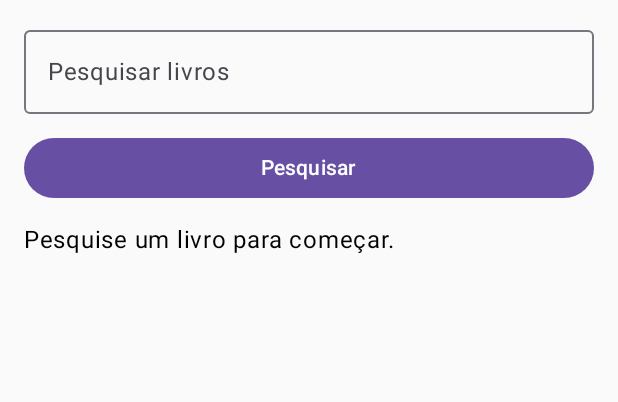
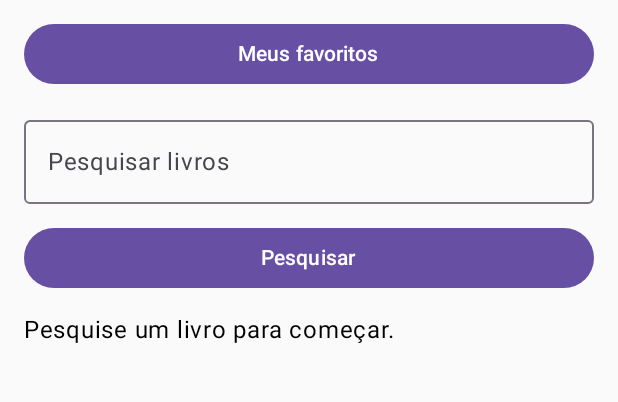
Before and after one commit to suell239991/Bookfinder, an Android app built with Jetpack Compose: the HomeScreen screen opened through its navigation route, on a phone screen of 412 x 824 dp, the part 78-480 px from its top. Run offline under Robolectric (Android 15) with nearby library versions, the phone set to English and light mode, and no system bars; our stand-ins replace Dagger/Hilt's generated code.

Commit message:
feat: conecta navegacao entre inicio e favoritos

```diff
--- a/app/src/main/java/br/com/suell/bookfinder/presentation/home/HomeScreen.kt
+++ b/app/src/main/java/br/com/suell/bookfinder/presentation/home/HomeScreen.kt
@@ -1,3 +1,4 @@
+
 package br.com.suell.bookfinder.presentation.home
 
 import androidx.compose.foundation.layout.Arrangement
@@ -23,7 +24,10 @@ import androidx.compose.ui.Modifier
 import androidx.compose.ui.unit.dp
 
 @Composable
-fun HomeScreen(viewModel: HomeViewModel) {
+fun HomeScreen(
+    viewModel: HomeViewModel,
+    onFavoritesClick: () -> Unit
+) {
     val uiState by viewModel.uiState.collectAsState()
     var query by remember { mutableStateOf("") }
 
@@ -37,6 +41,13 @@ fun HomeScreen(viewModel: HomeViewModel) {
             text = "BookFinder",
             style = MaterialTheme.typography.headlineMedium
         )
+
+        Button(
+            onClick = onFavoritesClick,
+            modifier = Modifier.fillMaxWidth()
+        ) {
+            Text("Meus favoritos")
+        }
 
         OutlinedTextField(
             value = query,
@@ -58,7 +69,10 @@ fun HomeScreen(viewModel: HomeViewModel) {
         }
 
         uiState.error?.let {
-            Text(text = it, color = MaterialTheme.colorScheme.error)
+            Text(
+                text = it,
+                color = MaterialTheme.colorScheme.error
+            )
         }
 
         if (!uiState.isLoading && uiState.books.isEmpty() && uiState.error == null) {
@@ -72,7 +86,9 @@ fun HomeScreen(viewModel: HomeViewModel) {
                 Card(
                     modifier = Modifier.fillMaxWidth()
                 ) {
-                    Column(modifier = Modifier.padding(16.dp)) {
+                    Column(
+                        modifier = Modifier.padding(16.dp)
+                    ) {
                         Text(
                             text = book.title,
                             style = MaterialTheme.typography.titleMedium
--- a/app/src/main/java/br/com/suell/bookfinder/presentation/navigation/BookFinderNavigation.kt
+++ b/app/src/main/java/br/com/suell/bookfinder/presentation/navigation/BookFinderNavigation.kt
@@ -1,3 +1,4 @@
+
 package br.com.suell.bookfinder.presentation.navigation
 
 import androidx.compose.runtime.Composable
@@ -20,11 +21,18 @@ fun BookFinderNavigation() {
     ) {
         composable("home") {
             val viewModel: HomeViewModel = hiltViewModel()
-            HomeScreen(viewModel)
+
+            HomeScreen(
+                viewModel = viewModel,
+                onFavoritesClick = {
+                    navController.navigate("favorites")
+                }
+            )
         }
 
         composable("favorites") {
             val viewModel: FavoritesViewModel = hiltViewModel()
+
             FavoritesScreen(viewModel)
         }
     }
```
